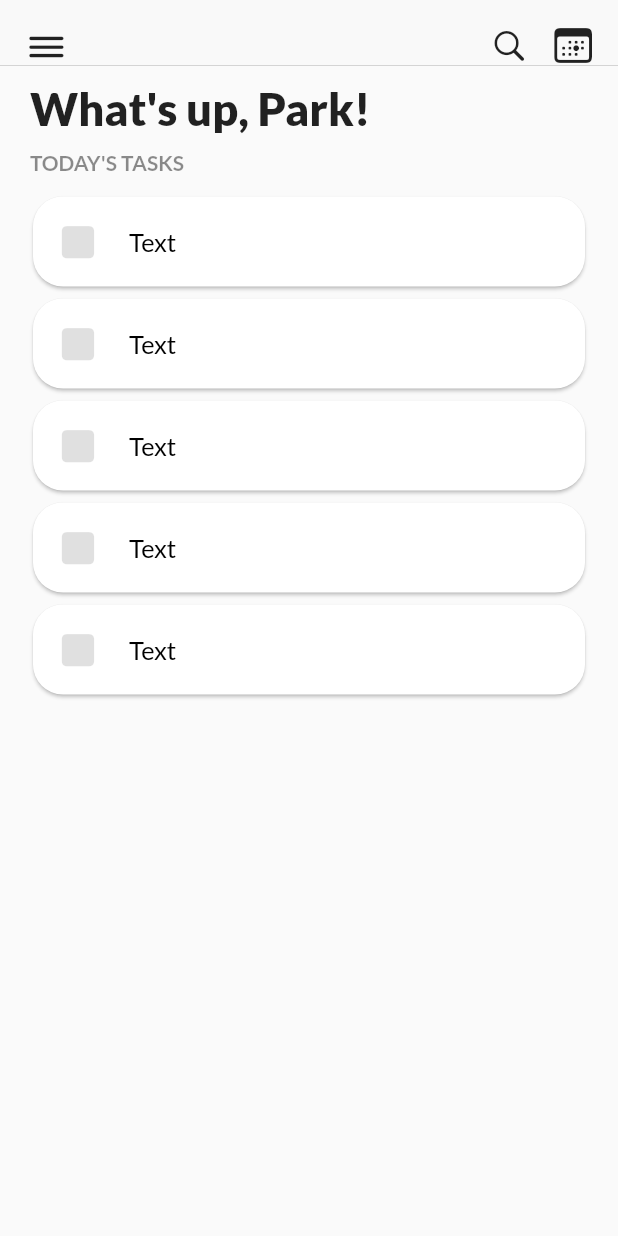
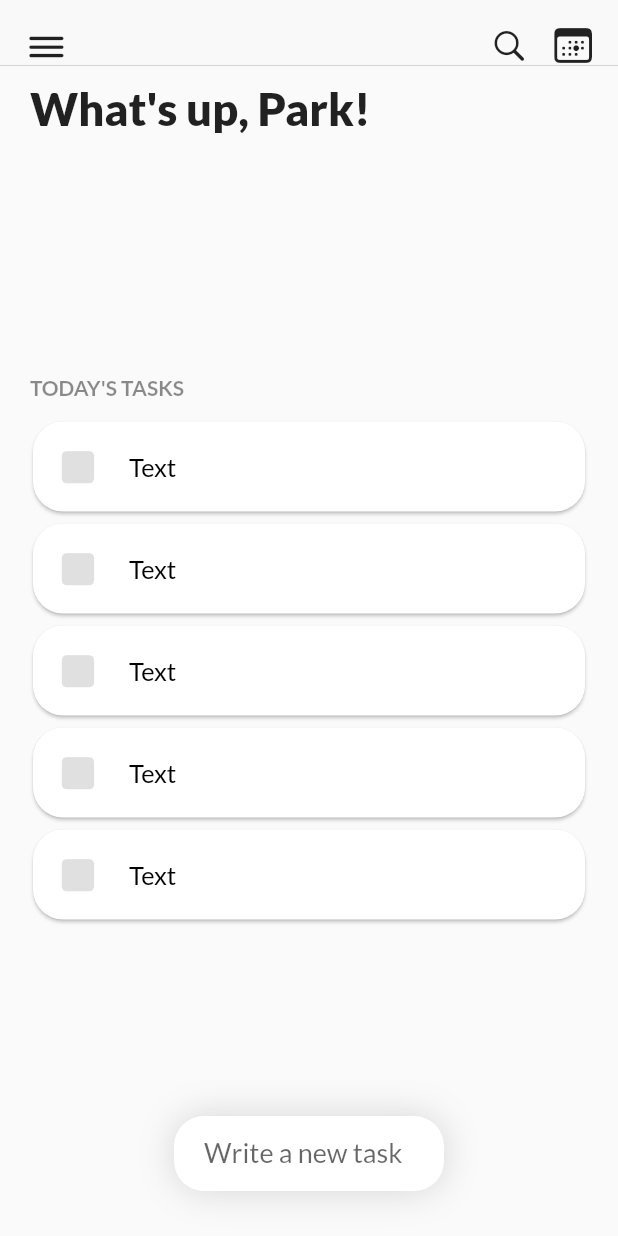
Before and after one commit to ParkSoravee/Todo_App, a Flutter app: the screen it shows after launch, on a phone screen of 412 x 824 dp. Run offline on Flutter 3.47's test engine with Material 2 defaults, Android fonts, the phone set to English and light mode, and no system bars.

Commit message:
added Write new test Widget.

```diff
--- a/lib/screens/todo_screen.dart
+++ b/lib/screens/todo_screen.dart
@@ -1,15 +1,13 @@
 import 'package:flutter/material.dart';
 import 'package:flutter/cupertino.dart';
+import 'package:todo_app/widgets/add_new_task.dart';
 import 'package:todo_app/widgets/task_list.dart';
 
 class TodoScreen extends StatelessWidget {
   @override
   Widget build(BuildContext context) {
     return Scaffold(
-      // bottomSheet: Container(
-      //   height: 200,
-      //   child: Text('ddd'),
-      // ),
+      backgroundColor: Colors.grey.shade50,
       appBar: CupertinoNavigationBar(
         padding: EdgeInsetsDirectional.all(15),
         leading: Icon(CupertinoIcons.bars),
@@ -34,6 +32,7 @@ class TodoScreen extends StatelessWidget {
         ),
       ),
       body: Column(
+        mainAxisSize: MainAxisSize.max,
         children: [
           Container(
             padding: EdgeInsets.symmetric(vertical: 10, horizontal: 20),
@@ -47,6 +46,9 @@ class TodoScreen extends StatelessWidget {
               textAlign: TextAlign.start,
             ),
           ),
+          SizedBox(
+            height: 150,
+          ),
           Container(
             padding: EdgeInsets.symmetric(horizontal: 20),
             width: double.infinity,
@@ -59,6 +61,7 @@ class TodoScreen extends StatelessWidget {
             ),
           ),
           TaskList(),
+          AddNewTask(),
         ],
       ),
     );
--- /dev/null
+++ b/lib/widgets/add_new_task.dart
@@ -0,0 +1,68 @@
+import 'package:flutter/material.dart';
+
+class AddNewTask extends StatefulWidget {
+  @override
+  _AddNewTaskState createState() => _AddNewTaskState();
+}
+
+class _AddNewTaskState extends State<AddNewTask> {
+  final _controller = TextEditingController();
+  final _focusNode = FocusNode();
+  bool isExpanded = false;
+  bool isFocus = false;
+
+  @override
+  void initState() {
+    super.initState();
+    _focusNode.addListener(() {
+      setState(() {
+        if (_focusNode.hasFocus) {
+          isFocus = true;
+        } else {
+          isFocus = false;
+        }
+      });
+    });
+  }
+
+  @override
+  Widget build(BuildContext context) {
+    final screenW = MediaQuery.of(context).size.width;
+    return AnimatedContainer(
+      duration: Duration(milliseconds: 300),
+      curve: Curves.ease,
+      // alignment: Alignment.center,
+      decoration: BoxDecoration(
+        color: Colors.white,
+        borderRadius: BorderRadius.circular(20),
+        boxShadow: [
+          BoxShadow(
+            color: Colors.grey.withOpacity(0.4),
+            spreadRadius: 0,
+            blurRadius: 20,
+            offset: Offset(0, 0), // changes position of shadow
+          ),
+        ],
+      ),
+      height: 50,
+      width: isFocus ? screenW : 180,
+      padding: EdgeInsets.symmetric(
+        horizontal: 20,
+        vertical: 5,
+      ),
+      margin: EdgeInsets.only(top: 20, left: 20, right: 20, bottom: 30),
+      child: TextField(
+        style: TextStyle(fontSize: 19),
+        // textAlignVertical: TextAlignVertical.top,
+        focusNode: _focusNode,
+        controller: _controller,
+        decoration: InputDecoration(
+          labelStyle: TextStyle(fontSize: 18),
+          border: InputBorder.none,
+          labelText: 'Write a new task',
+          floatingLabelBehavior: FloatingLabelBehavior.never,
+        ),
+      ),
+    );
+  }
+}
```
